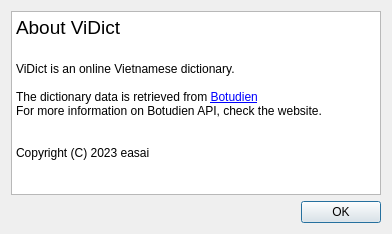
Qt form aboutdialog.ui (easai/ViDict) before a commit.
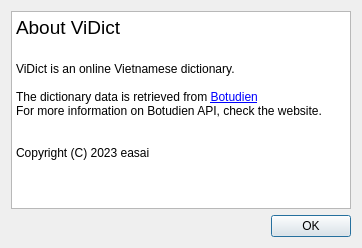
The same form after that commit.

Commit message: Replace TextEdit with TextBrowser (AboutDialog).

Diff of the .ui file:
```diff
--- a/aboutdialog.ui
+++ b/aboutdialog.ui
@@ -9,8 +9,8 @@
    <rect>
     <x>0</x>
     <y>0</y>
-    <width>392</width>
-    <height>234</height>
+    <width>362</width>
+    <height>248</height>
    </rect>
   </property>
   <property name="windowTitle">
@@ -18,10 +18,7 @@
   </property>
   <layout class="QVBoxLayout" name="verticalLayout">
    <item>
-    <widget class="QTextEdit" name="textEdit">
-     <property name="enabled">
-      <bool>true</bool>
-     </property>
+    <widget class="QTextBrowser" name="textBrowser">
      <property name="html">
       <string>&lt;!DOCTYPE HTML PUBLIC &quot;-//W3C//DTD HTML 4.0//EN&quot; &quot;http://www.w3.org/TR/REC-html40/strict.dtd&quot;&gt;
 &lt;html&gt;&lt;head&gt;&lt;meta name=&quot;qrichtext&quot; content=&quot;1&quot; /&gt;&lt;meta charset=&quot;utf-8&quot; /&gt;&lt;style type=&quot;text/css&quot;&gt;
```
The commit also changes 5 other files.
